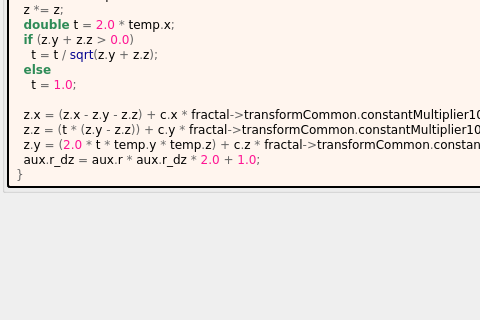
buddhi1980/mandelbulber2, file mandelbulber2/formula/ui/benesi_pine_tree.ui: the form before one commit; both pictures show x 0 to 480 and y 346 to 666 of the 871 by 876 pixel window.
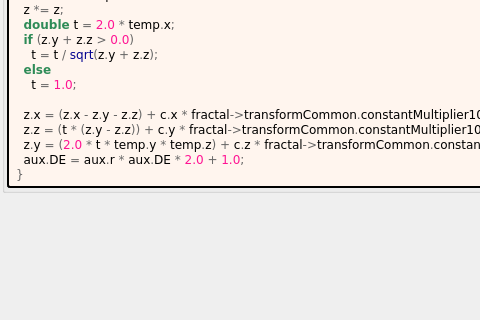
The form after the commit. Custom widgets are drawn as their Qt base class.

```diff
--- a/mandelbulber2/formula/ui/benesi_pine_tree.ui
+++ b/mandelbulber2/formula/ui/benesi_pine_tree.ui
@@ -251,7 +251,7 @@
   z&lt;span style=&quot;color:#676767&quot;&gt;.&lt;/span&gt;x &lt;span style=&quot;color:#676767&quot;&gt;= (&lt;/span&gt;z&lt;span style=&quot;color:#676767&quot;&gt;.&lt;/span&gt;x &lt;span style=&quot;color:#676767&quot;&gt;-&lt;/span&gt; z&lt;span style=&quot;color:#676767&quot;&gt;.&lt;/span&gt;y &lt;span style=&quot;color:#676767&quot;&gt;-&lt;/span&gt; z&lt;span style=&quot;color:#676767&quot;&gt;.&lt;/span&gt;z&lt;span style=&quot;color:#676767&quot;&gt;) +&lt;/span&gt; c&lt;span style=&quot;color:#676767&quot;&gt;.&lt;/span&gt;x &lt;span style=&quot;color:#676767&quot;&gt;*&lt;/span&gt; fractal&lt;span style=&quot;color:#676767&quot;&gt;-&amp;gt;&lt;/span&gt;transformCommon&lt;span style=&quot;color:#676767&quot;&gt;.&lt;/span&gt;constantMultiplier100&lt;span style=&quot;color:#676767&quot;&gt;.&lt;/span&gt;x&lt;span style=&quot;color:#676767&quot;&gt;;&lt;/span&gt;
   z&lt;span style=&quot;color:#676767&quot;&gt;.&lt;/span&gt;z &lt;span style=&quot;color:#676767&quot;&gt;= (&lt;/span&gt;t &lt;span style=&quot;color:#676767&quot;&gt;* (&lt;/span&gt;z&lt;span style=&quot;color:#676767&quot;&gt;.&lt;/span&gt;y &lt;span style=&quot;color:#676767&quot;&gt;-&lt;/span&gt; z&lt;span style=&quot;color:#676767&quot;&gt;.&lt;/span&gt;z&lt;span style=&quot;color:#676767&quot;&gt;)) +&lt;/span&gt; c&lt;span style=&quot;color:#676767&quot;&gt;.&lt;/span&gt;y &lt;span style=&quot;color:#676767&quot;&gt;*&lt;/span&gt; fractal&lt;span style=&quot;color:#676767&quot;&gt;-&amp;gt;&lt;/span&gt;transformCommon&lt;span style=&quot;color:#676767&quot;&gt;.&lt;/span&gt;constantMultiplier100&lt;span style=&quot;color:#676767&quot;&gt;.&lt;/span&gt;y&lt;span style=&quot;color:#676767&quot;&gt;;&lt;/span&gt;
   z&lt;span style=&quot;color:#676767&quot;&gt;.&lt;/span&gt;y &lt;span style=&quot;color:#676767&quot;&gt;= (&lt;/span&gt;&lt;span style=&quot;color:#ff1493&quot;&gt;2.0&lt;/span&gt; &lt;span style=&quot;color:#676767&quot;&gt;*&lt;/span&gt; t &lt;span style=&quot;color:#676767&quot;&gt;*&lt;/span&gt; temp&lt;span style=&quot;color:#676767&quot;&gt;.&lt;/span&gt;y &lt;span style=&quot;color:#676767&quot;&gt;*&lt;/span&gt; temp&lt;span style=&quot;color:#676767&quot;&gt;.&lt;/span&gt;z&lt;span style=&quot;color:#676767&quot;&gt;) +&lt;/span&gt; c&lt;span style=&quot;color:#676767&quot;&gt;.&lt;/span&gt;z &lt;span style=&quot;color:#676767&quot;&gt;*&lt;/span&gt; fractal&lt;span style=&quot;color:#676767&quot;&gt;-&amp;gt;&lt;/span&gt;transformCommon&lt;span style=&quot;color:#676767&quot;&gt;.&lt;/span&gt;constantMultiplier100&lt;span style=&quot;color:#676767&quot;&gt;.&lt;/span&gt;z&lt;span style=&quot;color:#676767&quot;&gt;;&lt;/span&gt;
-  aux&lt;span style=&quot;color:#676767&quot;&gt;.&lt;/span&gt;r_dz &lt;span style=&quot;color:#676767&quot;&gt;=&lt;/span&gt; aux&lt;span style=&quot;color:#676767&quot;&gt;.&lt;/span&gt;r &lt;span style=&quot;color:#676767&quot;&gt;*&lt;/span&gt; aux&lt;span style=&quot;color:#676767&quot;&gt;.&lt;/span&gt;r_dz &lt;span style=&quot;color:#676767&quot;&gt;*&lt;/span&gt; &lt;span style=&quot;color:#ff1493&quot;&gt;2.0&lt;/span&gt; &lt;span style=&quot;color:#676767&quot;&gt;+&lt;/span&gt; &lt;span style=&quot;color:#ff1493&quot;&gt;1.0&lt;/span&gt;&lt;span style=&quot;color:#676767&quot;&gt;;&lt;/span&gt;
+  aux&lt;span style=&quot;color:#676767&quot;&gt;.&lt;/span&gt;DE &lt;span style=&quot;color:#676767&quot;&gt;=&lt;/span&gt; aux&lt;span style=&quot;color:#676767&quot;&gt;.&lt;/span&gt;r &lt;span style=&quot;color:#676767&quot;&gt;*&lt;/span&gt; aux&lt;span style=&quot;color:#676767&quot;&gt;.&lt;/span&gt;DE &lt;span style=&quot;color:#676767&quot;&gt;*&lt;/span&gt; &lt;span style=&quot;color:#ff1493&quot;&gt;2.0&lt;/span&gt; &lt;span style=&quot;color:#676767&quot;&gt;+&lt;/span&gt; &lt;span style=&quot;color:#ff1493&quot;&gt;1.0&lt;/span&gt;&lt;span style=&quot;color:#676767&quot;&gt;;&lt;/span&gt;
 &lt;span style=&quot;color:#676767&quot;&gt;}&lt;/span&gt;
 &lt;/pre&gt;
 &lt;/body&gt;</string>
```
